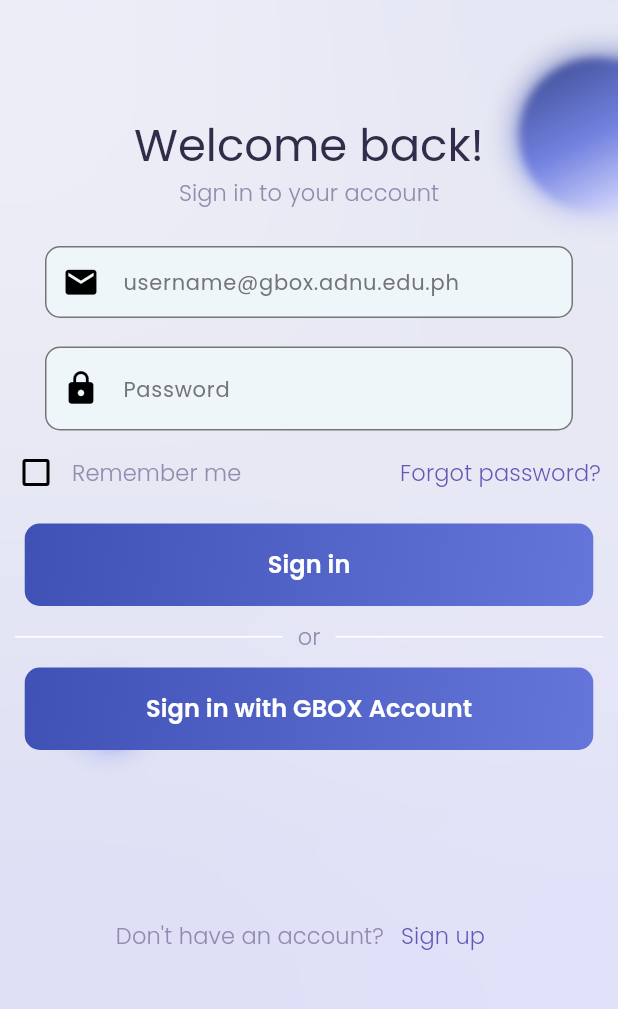
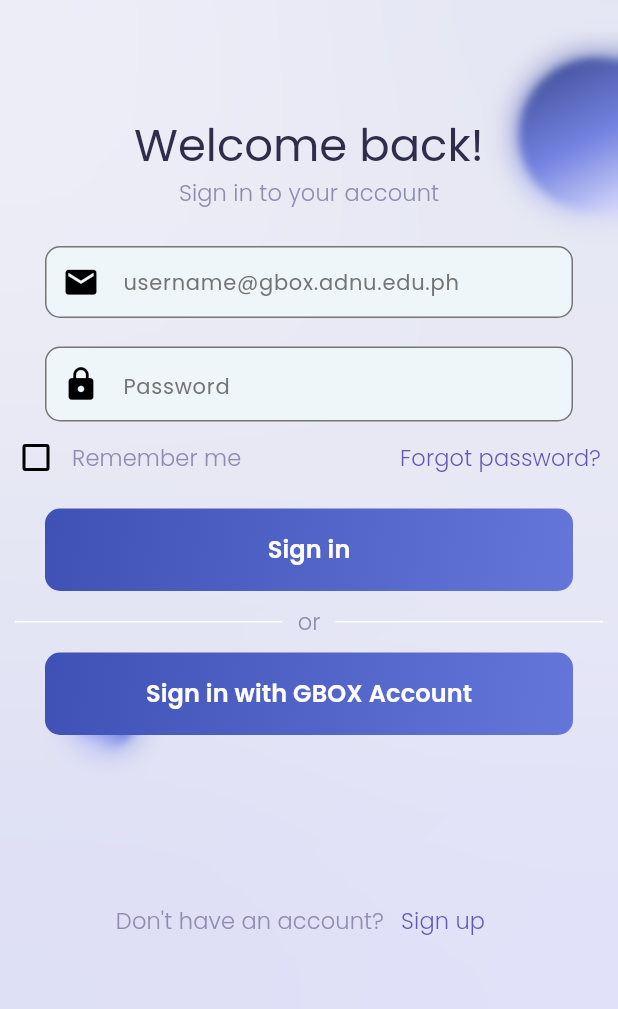
Before and after one commit to Jeyep18/beadle-s-app, a Flutter app: the screen it shows after launch, on a phone screen of 412 x 824 dp, the part 225-1234 px from its top. Run offline on Flutter 3.47's test engine with Material 3 defaults, Android fonts, the phone set to English and light mode, and no system bars; our stand-ins replace flutter_animate, flutter_slidable, flutter_switch, google_fonts, loading_animation_widget; missing offline and left inert: flutter_glow.

Commit message:
added logo and some padding to fix the size of saveBox

```diff
--- a/lib/log_in_page.dart
+++ b/lib/log_in_page.dart
@@ -125,7 +125,7 @@ class LogInPage extends StatelessWidget {
                 Padding(
                   padding: const EdgeInsets.symmetric(horizontal: 30),
                   child: SizedBox(
-                    height: 60,
+                    height: 50,
                     child: TextField(
                       textInputAction: TextInputAction.done,
                       obscureText: true,
@@ -199,7 +199,9 @@ class LogInPage extends StatelessWidget {
 
                 SizedBox(height: 10), //fix the gaps pag kulang niggas
                 //LOG IN BUTTON
-                SaveButton(
+                Padding(
+                  padding: const EdgeInsets.symmetric(horizontal: 30),
+                  child: SaveButton(
                     title: "Sign in",
                     onPressed: () {
                       //navigate to home page,
@@ -210,6 +212,7 @@ class LogInPage extends StatelessWidget {
                         (route) => false,
                       );
                     },
+                  ),
                 ),
 
                 SizedBox(height: 10),
@@ -245,14 +248,16 @@ class LogInPage extends StatelessWidget {
 
                 SizedBox(height: 10), //fix the gaps pag kulang niggas
                 //LOG IN BUTTON WITH GBOX
-                SaveButton(
+                Padding(
+                  padding: const EdgeInsets.symmetric(horizontal: 30),
+                  child: SaveButton(
                     title: "Sign in with GBOX Account",
                     onPressed: () {
                       //navigate to home page,
                       Navigator.pushNamed(context, '/main-page');
                     },
                   ),
-
+                ),
                 SizedBox(height: 100),
                 Row(
                   mainAxisAlignment: MainAxisAlignment.center,
```
Also changed, not shown: assets/logo/Ateneo_de_Naga_University_logo.png (added). Lines whose indentation alone changed are shown as unchanged.
